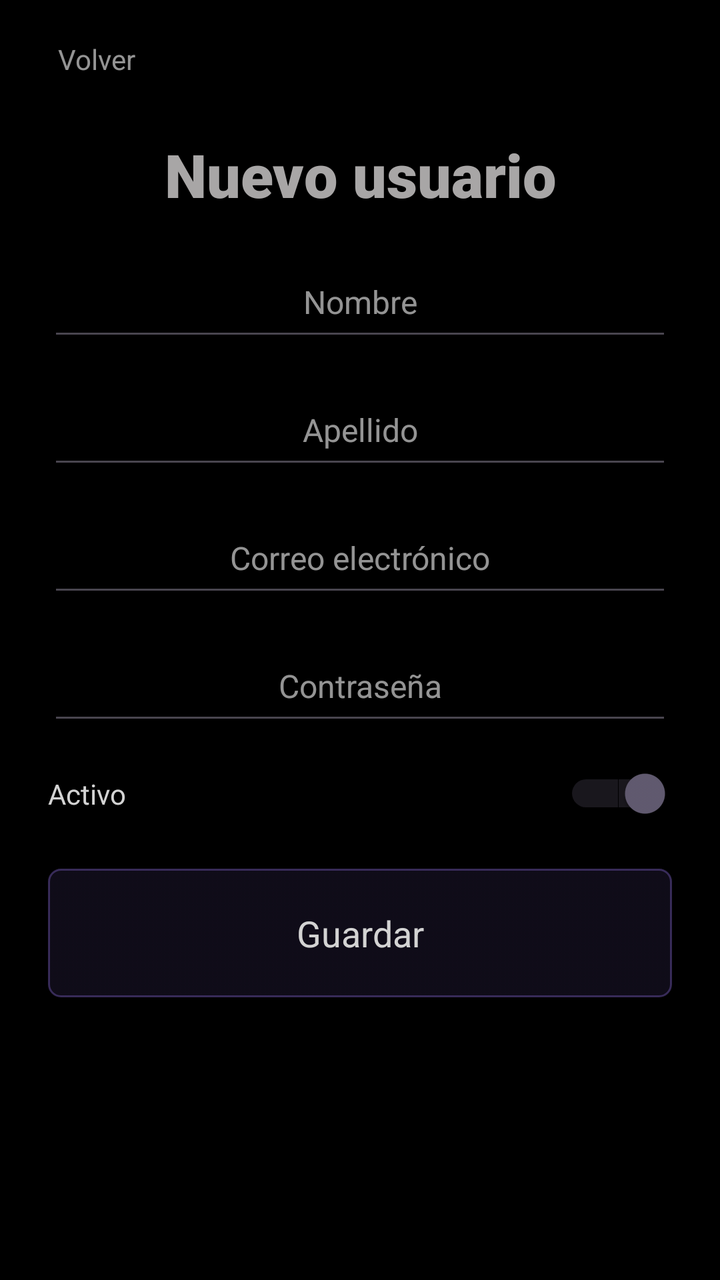
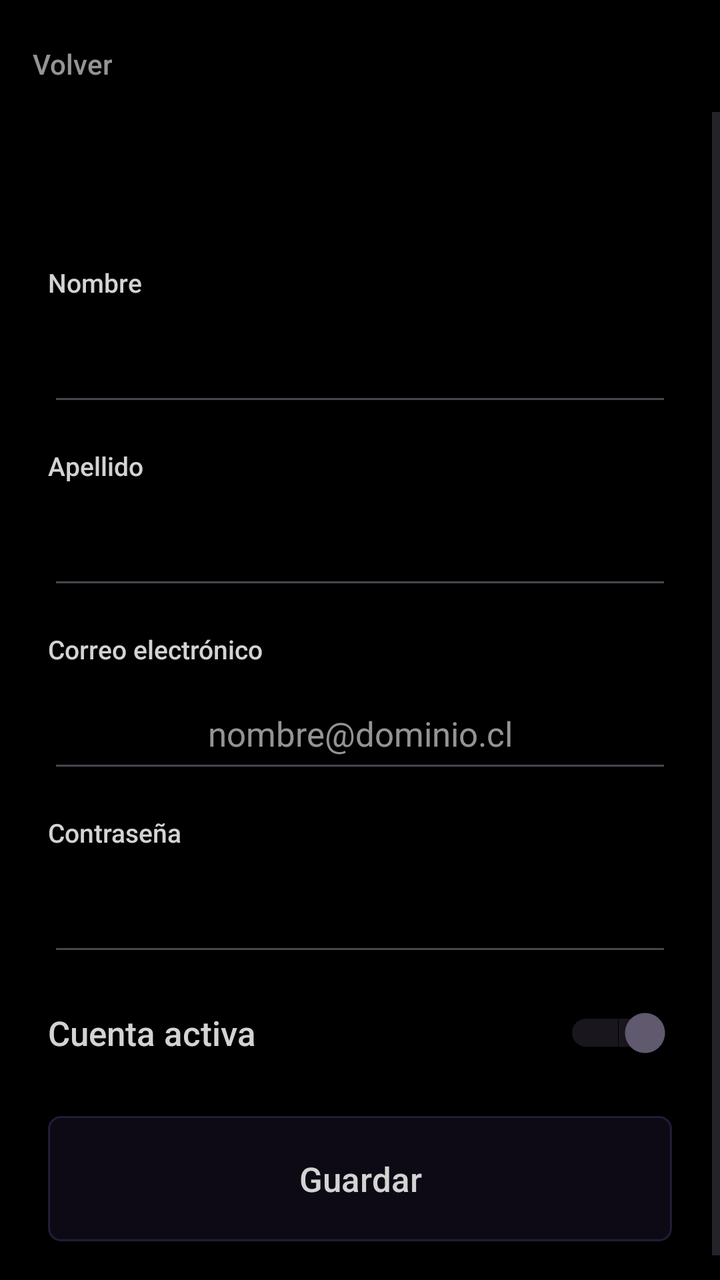

The first picture is an Android layout as it rendered before a commit; the second is the same layout after the commit. The layout source and the unified diff follow.
<!-- AndroidManifest.xml: application theme Theme.PROYECTOPENKA -->
<!-- res/layout/activity_usuario_form.xml -->
<?xml version="1.0" encoding="utf-8"?>
<androidx.constraintlayout.widget.ConstraintLayout xmlns:android="http://schemas.android.com/apk/res/android"
    xmlns:app="http://schemas.android.com/apk/res-auto"
    xmlns:tools="http://schemas.android.com/tools"
    android:id="@+id/main"
    android:layout_width="match_parent"
    android:layout_height="match_parent"
    tools:context=".UsuarioForm">

    <Button
        android:id="@+id/btnbackusuarioform"
        style="@style/Boton.Volver"
        android:layout_width="wrap_content"
        android:layout_height="wrap_content"
        android:layout_marginStart="8dp"
        android:layout_marginTop="8dp"
        android:text="Volver"
        app:layout_constraintStart_toStartOf="parent"
        app:layout_constraintTop_toTopOf="parent" />

    <TextView
        android:id="@+id/titleusuarioform"
        style="@style/Titulo"
        android:layout_width="wrap_content"
        android:layout_height="wrap_content"
        android:layout_marginTop="16dp"
        android:text="Nuevo usuario"
        app:layout_constraintEnd_toEndOf="parent"
        app:layout_constraintStart_toStartOf="parent"
        app:layout_constraintTop_toBottomOf="@+id/btnbackusuarioform" />

    <ScrollView
        android:layout_width="0dp"
        android:layout_height="0dp"
        android:layout_marginStart="24dp"
        android:layout_marginTop="16dp"
        android:layout_marginEnd="24dp"
        android:layout_marginBottom="16dp"
        app:layout_constraintBottom_toBottomOf="parent"
        app:layout_constraintEnd_toEndOf="parent"
        app:layout_constraintStart_toStartOf="parent"
        app:layout_constraintTop_toBottomOf="@+id/titleusuarioform">

        <LinearLayout
            android:layout_width="match_parent"
            android:layout_height="wrap_content"
            android:orientation="vertical">

            <EditText
                android:id="@+id/formUsuarioNombre"
                style="@style/Campo"
                android:autofillHints="personName"
                android:hint="Nombre"
                android:inputType="textPersonName" />

            <EditText
                android:id="@+id/formUsuarioApellido"
                style="@style/Campo"
                android:layout_marginTop="12dp"
                android:autofillHints="personName"
                android:hint="Apellido"
                android:inputType="textPersonName" />

            <EditText
                android:id="@+id/formUsuarioEmail"
                style="@style/Campo"
                android:layout_marginTop="12dp"
                android:autofillHints="emailAddress"
                android:hint="Correo electrónico"
                android:inputType="textEmailAddress" />

            
            <EditText
                android:id="@+id/formUsuarioPassword"
                style="@style/Campo"
                android:layout_marginTop="12dp"
                android:autofillHints="password"
                android:hint="Contraseña"
                android:inputType="textPassword" />

            <Switch
                android:id="@+id/formUsuarioActivo"
                android:layout_width="match_parent"
                android:layout_height="wrap_content"
                android:layout_marginTop="16dp"
                android:checked="true"
                android:text="Activo"
                android:textColor="@color/texto" />

            <Button
                android:id="@+id/btnsaveusuario"
                style="@style/Boton"
                android:layout_width="match_parent"
                android:layout_height="wrap_content"
                android:layout_marginTop="24dp"
                android:layout_marginBottom="16dp"
                android:text="Guardar" />

        </LinearLayout>

    </ScrollView>

</androidx.constraintlayout.widget.ConstraintLayout>
<!-- resources referenced by this layout -->
<resources>
  <color name="texto">#FFD3D3D3</color>
  <style name="Boton" parent="Widget.AppCompat.Button.Borderless">
          <item name="android:background">@drawable/fondo_boton</item>
          <item name="android:textColor">@color/texto_boton</item>
          <item name="android:textAllCaps">false</item>
          <item name="android:fontFamily">sans-serif</item>
          <item name="android:textSize">18sp</item>
          <item name="android:minHeight">56dp</item>
          <item name="android:paddingStart">24dp</item>
          <item name="android:paddingEnd">24dp</item>
          <item name="android:paddingTop">16dp</item>
          <item name="android:paddingBottom">16dp</item>
      </style>
  <style name="Boton.Volver">
          <item name="android:background">@drawable/fondo_boton_plano</item>
          <item name="android:textColor">@color/texto_pista</item>
          <item name="android:textSize">14sp</item>
          <item name="android:minHeight">40dp</item>
          <item name="android:paddingStart">8dp</item>
          <item name="android:paddingEnd">16dp</item>
          <item name="android:paddingTop">8dp</item>
          <item name="android:paddingBottom">8dp</item>
          <item name="android:drawableStart">@drawable/ic_volver</item>
          <item name="android:drawablePadding">6dp</item>
      </style>
  <style name="Campo" parent="Widget.AppCompat.EditText">
          <item name="android:layout_width">match_parent</item>
          <item name="android:layout_height">52dp</item>
          <item name="android:fontFamily">sans-serif</item>
          <item name="android:textSize">16sp</item>
          <item name="android:textColor">@color/texto</item>
          <item name="android:textColorHint">@color/texto_pista</item>
          <item name="android:textAlignment">center</item>
      </style>
  <style name="Theme.PROYECTOPENKA" parent="Base.Theme.PROYECTOPENKA" />
  <!-- drawable fondo_boton (drawable) -->
  <?xml version="1.0" encoding="utf-8"?>
  <selector xmlns:android="http://schemas.android.com/apk/res/android">
      <item android:state_enabled="false">
          <shape android:shape="rectangle">
              <solid android:color="#0F960000" />
              <stroke android:width="1dp" android:color="#33D3D3D3" />
              <corners android:radius="6dp" />
          </shape>
      </item>
      <item android:state_pressed="true">
          <shape android:shape="rectangle">
              <solid android:color="#66960000" />
              <stroke android:width="1dp" android:color="@color/borde" />
              <corners android:radius="6dp" />
          </shape>
      </item>
      <item>
          <shape android:shape="rectangle">
              <solid android:color="#26960000" />
              <stroke android:width="1dp" android:color="@color/borde" />
              <corners android:radius="6dp" />
          </shape>
      </item>
  </selector>
  <color name="texto_pista">#B3D3D3D3</color>
  <color name="texto_titulo">#FFA8A6A6</color>
  <style name="Base.Theme.PROYECTOPENKA" parent="Theme.Material3.DayNight.NoActionBar">
          <item name="android:windowBackground">@android:color/black</item>
          <item name="android:windowAnimationStyle">@style/FadeTransition</item>
      </style>
  <color name="borde">#80397676</color>
  <!-- unchanged entries left out for length: 4 -->
</resources>

<!-- the commit's change to res/layout/activity_usuario_form.xml (unified diff, before → after) -->
@@ -18,82 +18,93 @@
         app:layout_constraintStart_toStartOf="parent"
         app:layout_constraintTop_toTopOf="parent" />
 
-    <TextView
-        android:id="@+id/titleusuarioform"
-        style="@style/Titulo"
-        android:layout_width="wrap_content"
-        android:layout_height="wrap_content"
-        android:layout_marginTop="16dp"
-        android:text="Nuevo usuario"
-        app:layout_constraintEnd_toEndOf="parent"
-        app:layout_constraintStart_toStartOf="parent"
-        app:layout_constraintTop_toBottomOf="@+id/btnbackusuarioform" />
-
     <ScrollView
         android:layout_width="0dp"
         android:layout_height="0dp"
-        android:layout_marginStart="24dp"
-        android:layout_marginTop="16dp"
-        android:layout_marginEnd="24dp"
-        android:layout_marginBottom="16dp"
+        android:fillViewport="true"
         app:layout_constraintBottom_toBottomOf="parent"
         app:layout_constraintEnd_toEndOf="parent"
         app:layout_constraintStart_toStartOf="parent"
-        app:layout_constraintTop_toBottomOf="@+id/titleusuarioform">
+        app:layout_constraintTop_toBottomOf="@+id/btnbackusuarioform">
 
         <LinearLayout
             android:layout_width="match_parent"
             android:layout_height="wrap_content"
-            android:orientation="vertical">
+            android:orientation="vertical"
+            android:paddingStart="24dp"
+            android:paddingEnd="24dp"
+            android:paddingBottom="32dp">
+
+            <TextView
+                android:id="@+id/titleusuarioform"
+                style="@style/Titulo"
+                android:layout_width="match_parent"
+                android:layout_height="wrap_content"
+                android:layout_marginTop="20dp" />
+
+            <TextView
+                style="@style/Etiqueta"
+                android:text="Nombre" />
 
             <EditText
                 android:id="@+id/formUsuarioNombre"
                 style="@style/Campo"
+                android:layout_marginTop="6dp"
                 android:autofillHints="personName"
-                android:hint="Nombre"
                 android:inputType="textPersonName" />
+
+            <TextView
+                style="@style/Etiqueta"
+                android:text="Apellido" />
 
             <EditText
                 android:id="@+id/formUsuarioApellido"
                 style="@style/Campo"
-                android:layout_marginTop="12dp"
+                android:layout_marginTop="6dp"
                 android:autofillHints="personName"
-                android:hint="Apellido"
                 android:inputType="textPersonName" />
+
+            <TextView
+                style="@style/Etiqueta"
+                android:text="Correo electrónico" />
 
             <EditText
                 android:id="@+id/formUsuarioEmail"
                 style="@style/Campo"
-                android:layout_marginTop="12dp"
+                android:layout_marginTop="6dp"
                 android:autofillHints="emailAddress"
-                android:hint="Correo electrónico"
+                android:hint="nombre@dominio.cl"
                 android:inputType="textEmailAddress" />
 
-            
+            <TextView
+                android:id="@+id/labelpassword"
+                style="@style/Etiqueta"
+                android:text="Contraseña" />
+
             <EditText
                 android:id="@+id/formUsuarioPassword"
                 style="@style/Campo"
-                android:layout_marginTop="12dp"
+                android:layout_marginTop="6dp"
                 android:autofillHints="password"
-                android:hint="Contraseña"
                 android:inputType="textPassword" />
 
             <Switch
                 android:id="@+id/formUsuarioActivo"
                 android:layout_width="match_parent"
                 android:layout_height="wrap_content"
-                android:layout_marginTop="16dp"
+                android:layout_marginTop="20dp"
                 android:checked="true"
-                android:text="Activo"
-                android:textColor="@color/texto" />
+                android:fontFamily="sans-serif-medium"
+                android:text="Cuenta activa"
+                android:textColor="@color/texto"
+                android:textSize="17sp" />
 
             <Button
                 android:id="@+id/btnsaveusuario"
                 style="@style/Boton"
                 android:layout_width="match_parent"
                 android:layout_height="wrap_content"
-                android:layout_marginTop="24dp"
-                android:layout_marginBottom="16dp"
+                android:layout_marginTop="28dp"
                 android:text="Guardar" />
 
         </LinearLayout>
<!-- resource entries referenced after the edit -->
@@ -5,8 +5,8 @@
           <item name="android:background">@drawable/fondo_boton</item>
           <item name="android:textColor">@color/texto_boton</item>
           <item name="android:textAllCaps">false</item>
-          <item name="android:fontFamily">sans-serif</item>
-          <item name="android:textSize">18sp</item>
+          <item name="android:fontFamily">sans-serif-medium</item>
+          <item name="android:textSize">17sp</item>
           <item name="android:minHeight">56dp</item>
           <item name="android:paddingStart">24dp</item>
           <item name="android:paddingEnd">24dp</item>
@@ -17,7 +17,8 @@
           <item name="android:background">@drawable/fondo_boton_plano</item>
           <item name="android:textColor">@color/texto_pista</item>
           <item name="android:textSize">14sp</item>
-          <item name="android:minHeight">40dp</item>
+          <item name="android:minHeight">48dp</item>
+          <item name="android:minWidth">48dp</item>
           <item name="android:paddingStart">8dp</item>
           <item name="android:paddingEnd">16dp</item>
           <item name="android:paddingTop">8dp</item>
@@ -29,10 +30,18 @@
           <item name="android:layout_width">match_parent</item>
           <item name="android:layout_height">52dp</item>
           <item name="android:fontFamily">sans-serif</item>
-          <item name="android:textSize">16sp</item>
+          <item name="android:textSize">17sp</item>
           <item name="android:textColor">@color/texto</item>
           <item name="android:textColorHint">@color/texto_pista</item>
           <item name="android:textAlignment">center</item>
+      </style>
+  <style name="Etiqueta">
+          <item name="android:layout_width">match_parent</item>
+          <item name="android:layout_height">wrap_content</item>
+          <item name="android:layout_marginTop">16dp</item>
+          <item name="android:fontFamily">sans-serif-medium</item>
+          <item name="android:textColor">@color/texto</item>
+          <item name="android:textSize">13sp</item>
       </style>
   <style name="Theme.PROYECTOPENKA" parent="Base.Theme.PROYECTOPENKA" />
   <!-- drawable fondo_boton (drawable) -->
@@ -40,21 +49,21 @@
   <selector xmlns:android="http://schemas.android.com/apk/res/android">
       <item android:state_enabled="false">
           <shape android:shape="rectangle">
-              <solid android:color="#0F960000" />
-              <stroke android:width="1dp" android:color="#33D3D3D3" />
+              <solid android:color="@color/boton_fondo_apagado" />
+              <stroke android:width="1dp" android:color="@color/borde" />
               <corners android:radius="6dp" />
           </shape>
       </item>
       <item android:state_pressed="true">
           <shape android:shape="rectangle">
-              <solid android:color="#66960000" />
-              <stroke android:width="1dp" android:color="@color/borde" />
+              <solid android:color="@color/boton_fondo_apretado" />
+              <stroke android:width="1dp" android:color="@color/acento" />
               <corners android:radius="6dp" />
           </shape>
       </item>
       <item>
           <shape android:shape="rectangle">
-              <solid android:color="#26960000" />
+              <solid android:color="@color/boton_fondo" />
               <stroke android:width="1dp" android:color="@color/borde" />
               <corners android:radius="6dp" />
           </shape>
@@ -66,7 +75,11 @@
           <item name="android:windowBackground">@android:color/black</item>
           <item name="android:windowAnimationStyle">@style/FadeTransition</item>
       </style>
-  <color name="borde">#80397676</color>
+  <color name="boton_fondo_apagado">#0F4DB6AC</color>
+  <color name="borde">#4D4DB6AC</color>
+  <color name="boton_fondo_apretado">#4D4DB6AC</color>
+  <color name="acento">#FF4DB6AC</color>
+  <color name="boton_fondo">#1F4DB6AC</color>
   <!-- unchanged entries left out for length: 4 -->
 </resources>
 
